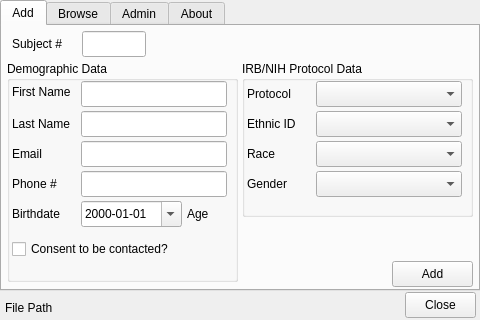
First picture: the form in src/psylab/subject_manager/subject_manager_ui.ui, repository cbrown1/psylab, before the edit.
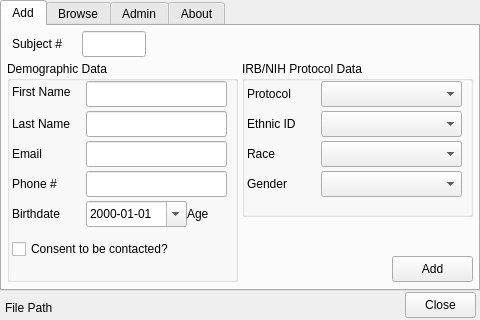
Second picture: the form after the edit. The open tabs and pages were chosen to show the change.

Commit message: subject manager: audiogram report now works

What changed in the file:
```diff
--- a/src/psylab/subject_manager/subject_manager_ui.ui
+++ b/src/psylab/subject_manager/subject_manager_ui.ui
@@ -62,7 +62,7 @@
      <property name="geometry">
       <rect>
        <x>390</x>
-       <y>235</y>
+       <y>230</y>
        <width>81</width>
        <height>26</height>
       </rect>
@@ -99,7 +99,7 @@
      <widget class="QDateEdit" name="add_birthdate_dateEdit">
       <property name="geometry">
        <rect>
-        <x>74</x>
+        <x>79</x>
         <y>140</y>
         <width>101</width>
         <height>26</height>
@@ -128,9 +128,9 @@
      <widget class="QLineEdit" name="add_lname_lineEdit">
       <property name="geometry">
        <rect>
-        <x>74</x>
+        <x>79</x>
         <y>50</y>
-        <width>146</width>
+        <width>141</width>
         <height>26</height>
        </rect>
       </property>
@@ -164,9 +164,9 @@
      <widget class="QLineEdit" name="add_email_lineEdit">
       <property name="geometry">
        <rect>
-        <x>74</x>
+        <x>79</x>
         <y>80</y>
-        <width>146</width>
+        <width>141</width>
         <height>26</height>
        </rect>
       </property>
@@ -174,9 +174,9 @@
      <widget class="QLineEdit" name="add_phone_lineEdit">
       <property name="geometry">
        <rect>
-        <x>74</x>
+        <x>79</x>
         <y>110</y>
-        <width>146</width>
+        <width>141</width>
         <height>26</height>
        </rect>
       </property>
@@ -197,9 +197,9 @@
      <widget class="QLineEdit" name="add_fname_lineEdit">
       <property name="geometry">
        <rect>
-        <x>74</x>
+        <x>79</x>
         <y>20</y>
-        <width>146</width>
+        <width>141</width>
         <height>26</height>
        </rect>
       </property>
@@ -222,7 +222,7 @@
        <rect>
         <x>180</x>
         <y>145</y>
-        <width>46</width>
+        <width>51</width>
         <height>16</height>
        </rect>
       </property>
@@ -246,9 +246,9 @@
      <widget class="QComboBox" name="add_protocol_comboBox">
       <property name="geometry">
        <rect>
-        <x>74</x>
+        <x>79</x>
         <y>20</y>
-        <width>146</width>
+        <width>141</width>
         <height>26</height>
        </rect>
       </property>
@@ -269,9 +269,9 @@
      <widget class="QComboBox" name="add_gender_comboBox">
       <property name="geometry">
        <rect>
-        <x>74</x>
+        <x>79</x>
         <y>110</y>
-        <width>146</width>
+        <width>141</width>
         <height>26</height>
        </rect>
       </property>
@@ -279,9 +279,9 @@
      <widget class="QComboBox" name="add_ethnic_id_comboBox">
       <property name="geometry">
        <rect>
-        <x>74</x>
+        <x>79</x>
         <y>50</y>
-        <width>146</width>
+        <width>141</width>
         <height>26</height>
        </rect>
       </property>
@@ -302,9 +302,9 @@
      <widget class="QComboBox" name="add_race_comboBox">
       <property name="geometry">
        <rect>
-        <x>74</x>
+        <x>79</x>
         <y>80</y>
-        <width>146</width>
+        <width>141</width>
         <height>26</height>
        </rect>
       </property>
```
Left out of the diff: 42 changed lines with no effect on the pictures. The commit also changes 3 other files.
